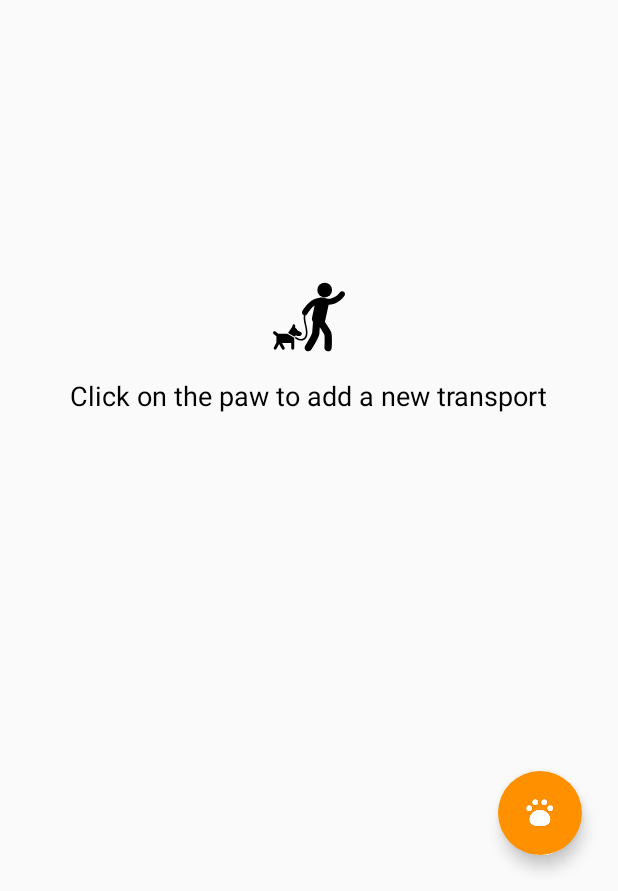
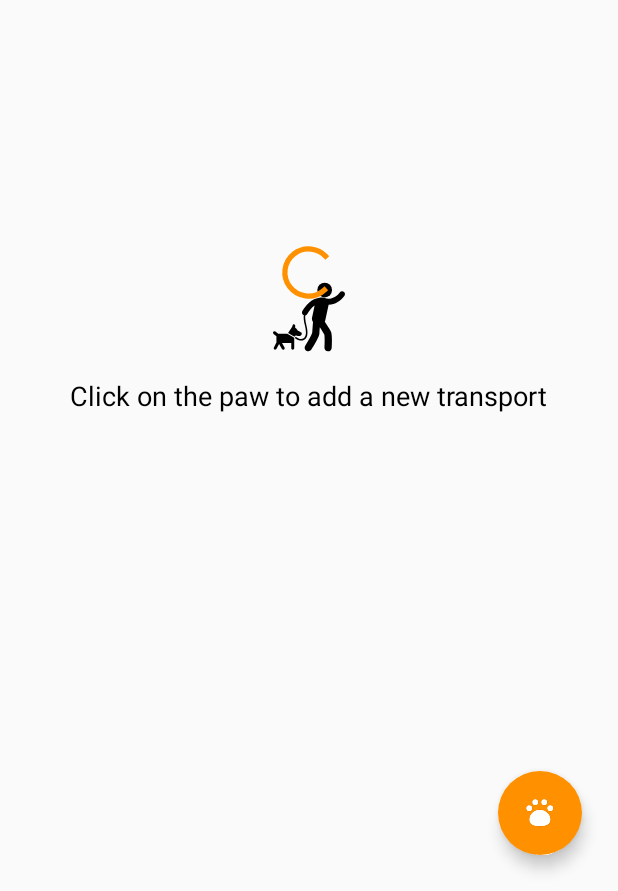
Before and after one commit to Rdy2code/TransportNow, an Android app: the screen it shows after launch (MainActivity), on a phone screen of 412 x 824 dp, the part 345-1236 px from its top. Run offline under Robolectric (Android 15) with nearby library versions, the phone set to English and light mode, and no system bars; our stand-ins replace ButterKnife, Firebase (no records; nobody signed in at launch, a user with empty details on screens opened directly); libraries missing offline, so code that uses them is left out: com.firebase.ui; 2 statements that could not run were skipped.

Commit message:
Add progress bar code and remove textview for network error

```diff
--- a/app/src/main/AndroidManifest.xml
+++ b/app/src/main/AndroidManifest.xml
@@ -10,6 +10,7 @@
     <uses-permission android:name="android.permission.ACCESS_FINE_LOCATION"/>
     <uses-permission android:name="android.permission.ACCESS_COARSE_LOCATION"/>
     <uses-permission android:name="android.permission.READ_EXTERNAL_STORAGE" />
+    <uses-permission android:name="android.permission.ACCESS_NETWORK_STATE" />
 
     <application
         android:allowBackup="true"
--- a/app/src/main/java/com/example/android/transportapp/MainActivity.java
+++ b/app/src/main/java/com/example/android/transportapp/MainActivity.java
@@ -43,6 +43,7 @@ import com.google.firebase.database.DataSnapshot;
 import com.google.firebase.database.DatabaseError;
 import com.google.firebase.database.DatabaseReference;
 import com.google.firebase.database.FirebaseDatabase;
+import com.google.firebase.database.ValueEventListener;
 
 import java.util.ArrayList;
 import java.util.Arrays;
@@ -132,7 +133,7 @@ public class MainActivity extends AppCompatActivity implements TransportAdapter.
         //Before the Firebase Database is read by the app, the initial child count is set to -1
         mOnChildAddedCount = -1;
 
-        //Check the connection to the network
+        //Check the connection to the network-backup method
         checkNetworkConnection();
 
         //Initialize FirebaseAuthStateListener
@@ -169,6 +170,7 @@ public class MainActivity extends AppCompatActivity implements TransportAdapter.
         };
 
         mEmptyView.setVisibility(View.VISIBLE);
+        mProgressBar.setVisibility(View.VISIBLE);
     }
 
     //Get result code from sign in so that we either close the app or go forward
@@ -548,6 +550,7 @@ public class MainActivity extends AppCompatActivity implements TransportAdapter.
             //Attach the listener to the database reference we want to listen to
             mTransportsDatabaseReference.addChildEventListener(mChildEventListener);
         }
+        mProgressBar.setVisibility(View.INVISIBLE);
     }
 
     private void detachDatabaseReadListener () {
--- a/app/src/main/java/com/example/android/transportapp/TransportApp.java
+++ b/app/src/main/java/com/example/android/transportapp/TransportApp.java
@@ -1,6 +1,7 @@
 package com.example.android.transportapp;
 
 import android.app.Application;
+import android.os.Handler;
 import android.util.Log;
 import android.widget.Toast;
 
@@ -20,6 +21,11 @@ public class TransportApp extends Application {
 
         FirebaseDatabase.getInstance().setPersistenceEnabled(true);
 
+        final Handler handler = new Handler();
+        handler.postDelayed(new Runnable() {
+            @Override
+            public void run() {
+                //Do something after 2000ms
                 DatabaseReference connectedRef = FirebaseDatabase.getInstance().getReference(".info/connected");
                 connectedRef.addValueEventListener(new ValueEventListener() {
                     @Override
@@ -41,9 +47,7 @@ public class TransportApp extends Application {
                         Log.w("TransportApp", "Listener was cancelled");
                     }
                 });
-
-
-
-
+            }
+        }, 1000);
     }
 }
--- a/app/src/main/res/layout/activity_main.xml
+++ b/app/src/main/res/layout/activity_main.xml
@@ -87,24 +87,12 @@
 
     </LinearLayout>
 
-    <TextView
-        android:id="@+id/network_error_tv"
-        android:layout_width="wrap_content"
-        android:layout_height="wrap_content"
-        android:layout_gravity="center_vertical"
-        android:layout_margin="16dp"
-        android:text="@string/error_network"
-        android:textSize="16sp"
-        android:visibility="invisible"
-        tools:text="Network Error" />
-
     <ProgressBar
         android:id="@+id/progress_bar"
         android:layout_width="42dp"
         android:layout_height="42dp"
         android:layout_below="@id/network_error_tv"
-        android:layout_gravity="bottom"
-        android:visibility="invisible" />
+        android:layout_gravity="center"/>
 
     <androidx.recyclerview.widget.RecyclerView
         app:layout_behavior="@string/appbar_scrolling_view_behavior"
--- a/app/src/main/res/values/strings.xml
+++ b/app/src/main/res/values/strings.xml
@@ -2,7 +2,6 @@
     <string name="app_name">TransportNow</string>
 
     <!--String Resources MainActivity-->
-    <string name="error_network">Check network connection</string>
     <string name="empty_view_text">Click on the paw to add a new transport</string>
     <string name="icon_person_walking_dog">Icon image placeholder of a person walking a dog</string>
     <string name="error_saving_transport_message">Error with saving transport</string>
```
Lines whose indentation alone changed are shown as unchanged.
